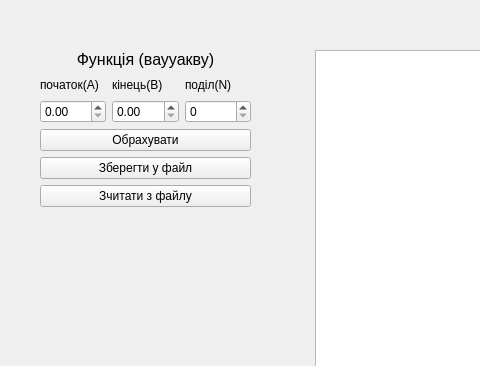
Old version of the form Qt_Projects/Lab_Function_Tabulation/mainwindow.ui in the repository tarasyurts/Qt_Education; both pictures show x 0 to 480 and y 0 to 366 of the 800 by 600 pixel window.
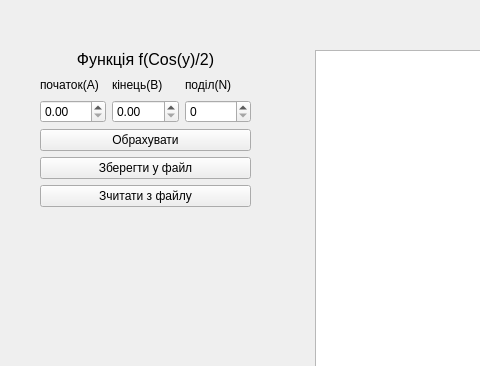
New version of the form.

```diff
--- a/Qt_Projects/Lab_Function_Tabulation/mainwindow.ui
+++ b/Qt_Projects/Lab_Function_Tabulation/mainwindow.ui
@@ -42,7 +42,7 @@
         </font>
        </property>
        <property name="text">
-        <string>Функція (ваууакву)</string>
+        <string>Функція f(Cos(y)/2)</string>
        </property>
        <property name="alignment">
         <set>Qt::AlignCenter</set>
@@ -113,10 +113,10 @@
    <widget class="QLabel" name="messageLabel">
     <property name="geometry">
      <rect>
-      <x>130</x>
+      <x>40</x>
       <y>280</y>
-      <width>47</width>
-      <height>13</height>
+      <width>211</width>
+      <height>16</height>
      </rect>
     </property>
     <property name="text">
```
